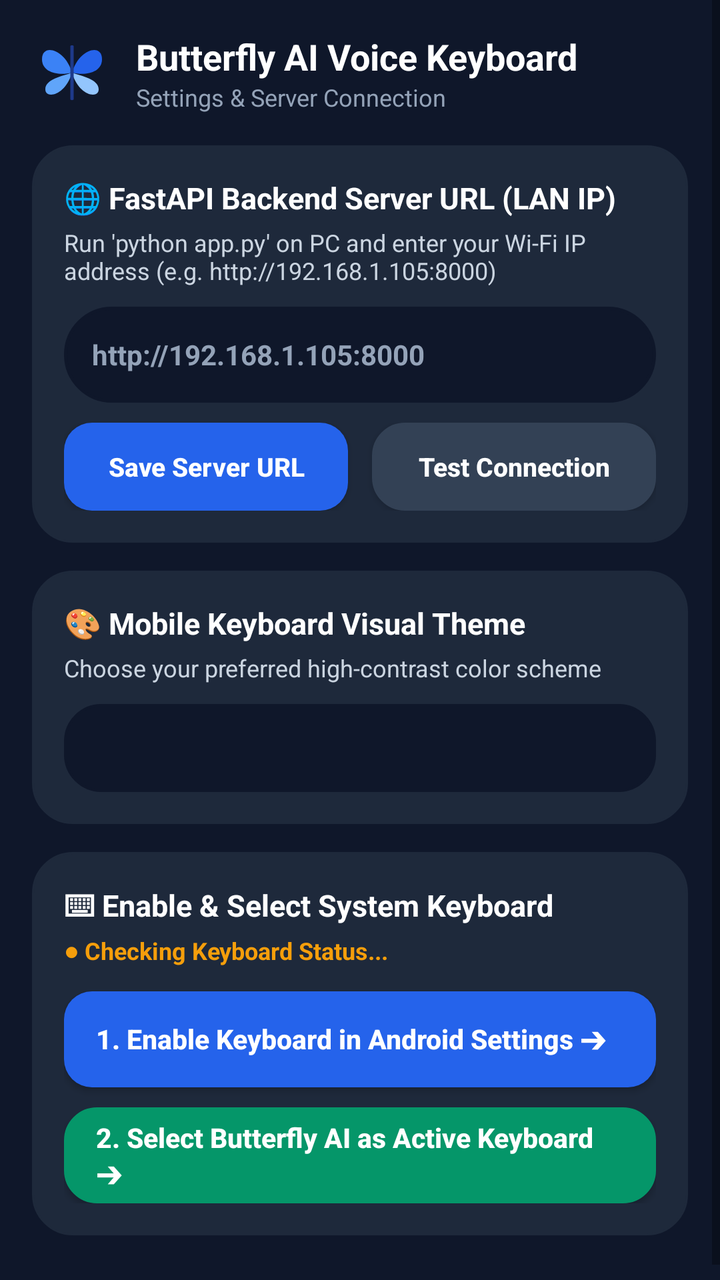
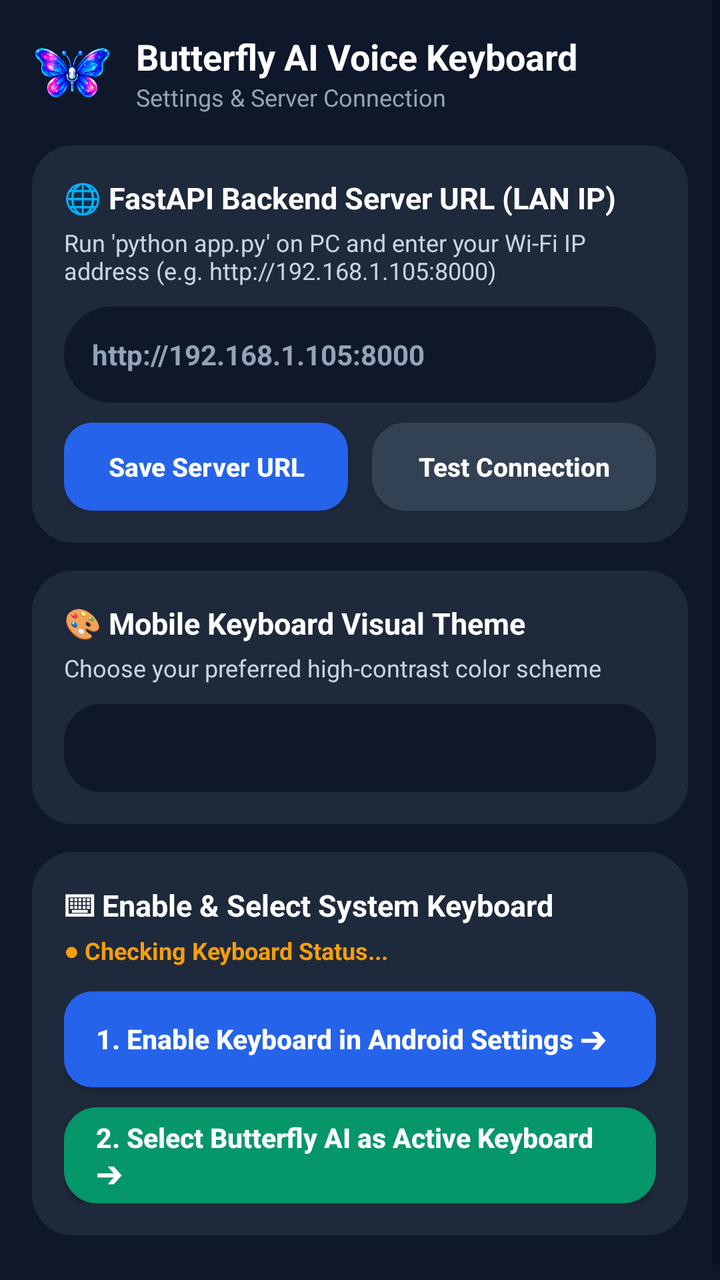

Two renders of the same Android screen: before a commit and after it. Below are the layout's source before the change and the commit's diff.
<!-- AndroidManifest.xml: activity theme Theme.ButterflyAI -->
<!-- res/layout/activity_settings.xml -->
<?xml version="1.0" encoding="utf-8"?>
<ScrollView xmlns:android="http://schemas.android.com/apk/res/android"
    xmlns:app="http://schemas.android.com/apk/res-auto"
    android:layout_width="match_parent"
    android:layout_height="match_parent"
    android:background="#0F172A"
    android:fillViewport="true">

    <LinearLayout
        android:layout_width="match_parent"
        android:layout_height="wrap_content"
        android:orientation="vertical"
        android:padding="16dp">

        
        <LinearLayout
            android:layout_width="match_parent"
            android:layout_height="wrap_content"
            android:orientation="horizontal"
            android:gravity="center_vertical"
            android:layout_marginBottom="16dp">

            <ImageView
                android:id="@+id/imgSettingsLogo"
                android:layout_width="40dp"
                android:layout_height="40dp"
                android:src="@drawable/ic_butterfly_logo"
                android:contentDescription="Logo"
                android:layout_marginEnd="12dp" />

            <LinearLayout
                android:layout_width="0dp"
                android:layout_height="wrap_content"
                android:layout_weight="1"
                android:orientation="vertical">

                <TextView
                    android:layout_width="wrap_content"
                    android:layout_height="wrap_content"
                    android:text="Butterfly AI Voice Keyboard"
                    android:textColor="#FFFFFF"
                    android:textSize="18sp"
                    android:textStyle="bold" />

                <TextView
                    android:layout_width="wrap_content"
                    android:layout_height="wrap_content"
                    android:text="Settings &amp; Server Connection"
                    android:textColor="#94A3B8"
                    android:textSize="12sp" />
            </LinearLayout>
        </LinearLayout>

        
        <LinearLayout
            android:layout_width="match_parent"
            android:layout_height="wrap_content"
            android:orientation="vertical"
            android:background="@drawable/bg_card_voice"
            android:backgroundTint="#1E293B"
            android:padding="16dp"
            android:layout_marginBottom="14dp">

            <TextView
                android:layout_width="wrap_content"
                android:layout_height="wrap_content"
                android:text="🌐 FastAPI Backend Server URL (LAN IP)"
                android:textColor="#FFFFFF"
                android:textSize="15sp"
                android:textStyle="bold"
                android:layout_marginBottom="4dp" />

            <TextView
                android:layout_width="wrap_content"
                android:layout_height="wrap_content"
                android:text="Run 'python app.py' on PC and enter your Wi-Fi IP address (e.g. http://192.168.1.105:8000)"
                android:textColor="#CBD5E1"
                android:textSize="12sp"
                android:layout_marginBottom="10dp" />

            <EditText
                android:id="@+id/etServerUrl"
                android:layout_width="match_parent"
                android:layout_height="48dp"
                android:hint="http://192.168.1.105:8000"
                android:textColor="#FFFFFF"
                android:textColorHint="#94A3B8"
                android:background="@drawable/bg_search_bar"
                android:backgroundTint="#0F172A"
                android:paddingHorizontal="14dp"
                android:inputType="textUri"
                android:textSize="14sp"
                android:textStyle="bold"
                android:layout_marginBottom="10dp" />

            <LinearLayout
                android:layout_width="match_parent"
                android:layout_height="wrap_content"
                android:orientation="horizontal">

                <Button
                    android:id="@+id/btnSaveUrl"
                    android:layout_width="0dp"
                    android:layout_height="44dp"
                    android:layout_weight="1"
                    android:text="Save Server URL"
                    android:textAllCaps="false"
                    android:textColor="#FFFFFF"
                    android:textSize="13sp"
                    android:textStyle="bold"
                    android:background="@drawable/bg_keycap_enter_blue"
                    android:layout_marginEnd="6dp" />

                <Button
                    android:id="@+id/btnTestConnection"
                    android:layout_width="0dp"
                    android:layout_height="44dp"
                    android:layout_weight="1"
                    android:text="Test Connection"
                    android:textAllCaps="false"
                    android:textColor="#FFFFFF"
                    android:textSize="13sp"
                    android:textStyle="bold"
                    android:background="@drawable/bg_quick_toolbar_pill"
                    android:backgroundTint="#334155"
                    android:layout_marginStart="6dp" />
            </LinearLayout>

            <TextView
                android:id="@+id/tvTestResult"
                android:layout_width="match_parent"
                android:layout_height="wrap_content"
                android:text=""
                android:textSize="13sp"
                android:textStyle="bold"
                android:padding="8dp"
                android:visibility="gone"
                android:layout_marginTop="8dp" />
        </LinearLayout>

        
        <LinearLayout
            android:layout_width="match_parent"
            android:layout_height="wrap_content"
            android:orientation="vertical"
            android:background="@drawable/bg_card_search"
            android:backgroundTint="#1E293B"
            android:padding="16dp"
            android:layout_marginBottom="14dp">

            <TextView
                android:layout_width="wrap_content"
                android:layout_height="wrap_content"
                android:text="🎨 Mobile Keyboard Visual Theme"
                android:textColor="#FFFFFF"
                android:textSize="15sp"
                android:textStyle="bold"
                android:layout_marginBottom="4dp" />

            <TextView
                android:layout_width="wrap_content"
                android:layout_height="wrap_content"
                android:text="Choose your preferred high-contrast color scheme"
                android:textColor="#CBD5E1"
                android:textSize="12sp"
                android:layout_marginBottom="10dp" />

            <Spinner
                android:id="@+id/spinnerKeyboardTheme"
                android:layout_width="match_parent"
                android:layout_height="44dp"
                android:dropDownHeight="160dp"
                android:background="@drawable/bg_lang_pill"
                android:backgroundTint="#0F172A"
                android:paddingHorizontal="12dp" />
        </LinearLayout>

        
        <LinearLayout
            android:layout_width="match_parent"
            android:layout_height="wrap_content"
            android:orientation="vertical"
            android:background="@drawable/bg_card_ai"
            android:backgroundTint="#1E293B"
            android:padding="16dp"
            android:layout_marginBottom="14dp">

            <TextView
                android:layout_width="wrap_content"
                android:layout_height="wrap_content"
                android:text="⌨ Enable &amp; Select System Keyboard"
                android:textColor="#FFFFFF"
                android:textSize="15sp"
                android:textStyle="bold"
                android:layout_marginBottom="4dp" />

            
            <TextView
                android:id="@+id/tvImeStatus"
                android:layout_width="match_parent"
                android:layout_height="wrap_content"
                android:text="● Checking Keyboard Status..."
                android:textColor="#F59E0B"
                android:textSize="12sp"
                android:textStyle="bold"
                android:layout_marginBottom="12dp" />

            <Button
                android:id="@+id/btnEnableIme"
                android:layout_width="match_parent"
                android:layout_height="48dp"
                android:text="1. Enable Keyboard in Android Settings ➔"
                android:textAllCaps="false"
                android:textColor="#FFFFFF"
                android:textSize="13.5sp"
                android:textStyle="bold"
                android:background="@drawable/bg_keycap_enter_blue"
                android:gravity="start|center_vertical"
                android:paddingHorizontal="16dp"
                android:layout_marginBottom="10dp" />

            <Button
                android:id="@+id/btnSelectIme"
                android:layout_width="match_parent"
                android:layout_height="48dp"
                android:text="2. Select Butterfly AI as Active Keyboard ➔"
                android:textAllCaps="false"
                android:textColor="#FFFFFF"
                android:textSize="13.5sp"
                android:textStyle="bold"
                android:background="@drawable/bg_quick_toolbar_pill"
                android:backgroundTint="#059669"
                android:gravity="start|center_vertical"
                android:paddingHorizontal="16dp" />
        </LinearLayout>

    </LinearLayout>
</ScrollView>
<!-- resources referenced by this layout -->
<resources>
  <!-- drawable bg_card_ai (drawable) -->
  <?xml version="1.0" encoding="utf-8"?>
  <shape xmlns:android="http://schemas.android.com/apk/res/android"
      android:shape="rectangle">
      <solid android:color="#FFF7ED" />
      <corners android:radius="20dp" />
      <stroke
          android:width="1dp"
          android:color="#FFEDD5" />
  </shape>
  <!-- drawable bg_card_search (drawable) -->
  <?xml version="1.0" encoding="utf-8"?>
  <shape xmlns:android="http://schemas.android.com/apk/res/android"
      android:shape="rectangle">
      <solid android:color="#F0FDF4" />
      <corners android:radius="20dp" />
      <stroke
          android:width="1dp"
          android:color="#DCFCE7" />
  </shape>
  <!-- drawable bg_card_voice (drawable) -->
  <?xml version="1.0" encoding="utf-8"?>
  <shape xmlns:android="http://schemas.android.com/apk/res/android"
      android:shape="rectangle">
      <solid android:color="#EFF6FF" />
      <corners android:radius="20dp" />
      <stroke
          android:width="1dp"
          android:color="#DBEAFE" />
  </shape>
  <!-- drawable bg_keycap_enter_blue (drawable) -->
  <?xml version="1.0" encoding="utf-8"?>
  <selector xmlns:android="http://schemas.android.com/apk/res/android">
      <item android:state_pressed="true">
          <shape android:shape="rectangle">
              <solid android:color="#1D4ED8" />
              <corners android:radius="14dp" />
          </shape>
      </item>
      <item>
          <shape android:shape="rectangle">
              <solid android:color="#2563EB" />
              <corners android:radius="14dp" />
          </shape>
      </item>
  </selector>
  <!-- drawable bg_lang_pill (drawable) -->
  <?xml version="1.0" encoding="utf-8"?>
  <shape xmlns:android="http://schemas.android.com/apk/res/android"
      android:shape="rectangle">
      <solid android:color="#FFFFFF" />
      <corners android:radius="18dp" />
      <stroke
          android:width="1.2dp"
          android:color="#E2E8F0" />
  </shape>
  <!-- drawable bg_quick_toolbar_pill (drawable) -->
  <?xml version="1.0" encoding="utf-8"?>
  <shape xmlns:android="http://schemas.android.com/apk/res/android"
      android:shape="rectangle">
      <solid android:color="#FFFFFF" />
      <corners android:radius="16dp" />
      <stroke
          android:width="1dp"
          android:color="#E2E8F0" />
  </shape>
  <!-- drawable bg_search_bar (drawable) -->
  <?xml version="1.0" encoding="utf-8"?>
  <shape xmlns:android="http://schemas.android.com/apk/res/android"
      android:shape="rectangle">
      <solid android:color="#FFFFFF" />
      <corners android:radius="28dp" />
      <stroke
          android:width="1.5dp"
          android:color="#DCEBFE" />
  </shape>
  <!-- drawable ic_butterfly_logo (drawable) -->
  <vector xmlns:android="http://schemas.android.com/apk/res/android"
      android:width="36dp"
      android:height="36dp"
      android:viewportWidth="24"
      android:viewportHeight="24">
      
      <path
          android:fillColor="#3B82F6"
          android:pathData="M12,12 C10,5 3,3 3,8 C3,12 8,13 12,12 Z" />
      
      <path
          android:fillColor="#60A5FA"
          android:pathData="M12,12 C9,13 4,14 4,17 C4,20 10,19 12,12 Z" />
      
      <path
          android:fillColor="#2563EB"
          android:pathData="M12,12 C14,5 21,3 21,8 C21,12 16,13 12,12 Z" />
      
      <path
          android:fillColor="#93C5FD"
          android:pathData="M12,12 C15,13 20,14 20,17 C20,20 14,19 12,12 Z" />
      
      <path
          android:fillColor="#1E3A8A"
          android:pathData="M11.5,4 C11.5,3.7 12.5,3.7 12.5,4 L12.5,20 C12.5,20.3 11.5,20.3 11.5,20 Z" />
  </vector>
  <style name="Theme.ButterflyAI" parent="Theme.AppCompat.DayNight.NoActionBar">
          <item name="colorPrimary">@color/primary</item>
          <item name="colorPrimaryDark">@color/primary_dark</item>
          <item name="colorAccent">@color/primary</item>
          <item name="android:windowBackground">@android:color/transparent</item>
          <item name="android:textColorPrimary">#1E293B</item>
      </style>
  <color name="primary">#2563EB</color>
  <color name="primary_dark">#1D4ED8</color>
</resources>

<!-- the commit's change to res/layout/activity_settings.xml (unified diff, before → after) -->
@@ -24,7 +24,7 @@
                 android:id="@+id/imgSettingsLogo"
                 android:layout_width="40dp"
                 android:layout_height="40dp"
-                android:src="@drawable/ic_butterfly_logo"
+                android:src="@drawable/ic_butterfly_logo_bitmap"
                 android:contentDescription="Logo"
                 android:layout_marginEnd="12dp" />
 
<!-- resource entries referenced after the edit -->
@@ -76,33 +76,7 @@
           android:width="1.5dp"
           android:color="#DCEBFE" />
   </shape>
-  <!-- drawable ic_butterfly_logo (drawable) -->
-  <vector xmlns:android="http://schemas.android.com/apk/res/android"
-      android:width="36dp"
-      android:height="36dp"
-      android:viewportWidth="24"
-      android:viewportHeight="24">
-      
-      <path
-          android:fillColor="#3B82F6"
-          android:pathData="M12,12 C10,5 3,3 3,8 C3,12 8,13 12,12 Z" />
-      
-      <path
-          android:fillColor="#60A5FA"
-          android:pathData="M12,12 C9,13 4,14 4,17 C4,20 10,19 12,12 Z" />
-      
-      <path
-          android:fillColor="#2563EB"
-          android:pathData="M12,12 C14,5 21,3 21,8 C21,12 16,13 12,12 Z" />
-      
-      <path
-          android:fillColor="#93C5FD"
-          android:pathData="M12,12 C15,13 20,14 20,17 C20,20 14,19 12,12 Z" />
-      
-      <path
-          android:fillColor="#1E3A8A"
-          android:pathData="M11.5,4 C11.5,3.7 12.5,3.7 12.5,4 L12.5,20 C12.5,20.3 11.5,20.3 11.5,20 Z" />
-  </vector>
+  <!-- drawable ic_butterfly_logo_bitmap: png bitmap (drawable, 252929 bytes) -->
   <style name="Theme.ButterflyAI" parent="Theme.AppCompat.DayNight.NoActionBar">
           <item name="colorPrimary">@color/primary</item>
           <item name="colorPrimaryDark">@color/primary_dark</item>
